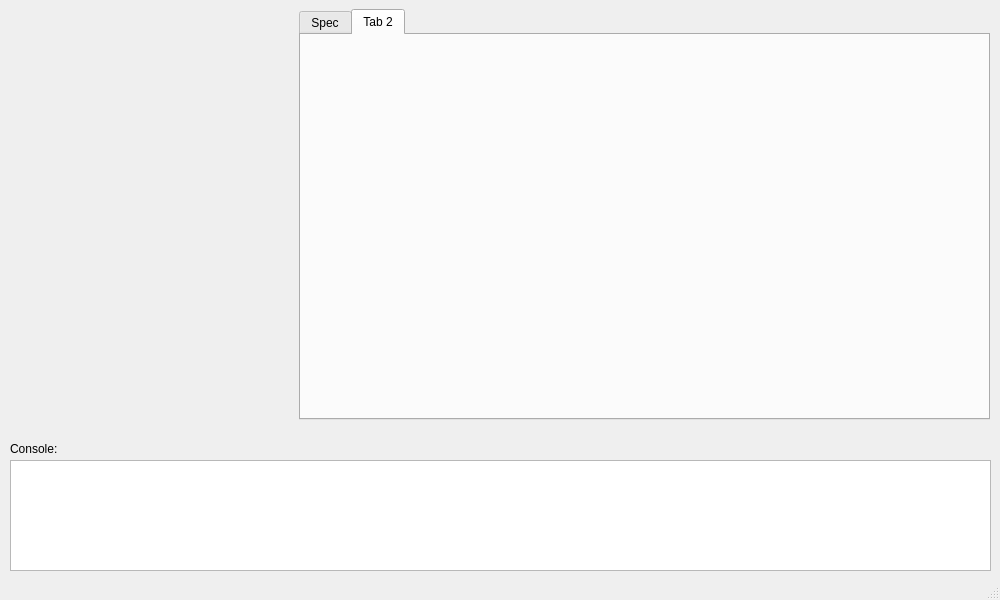
The window that gui/YarrGui/yarrgui.ui (Yarr/Yarr) describes before a commit, drawn with Qt 5.
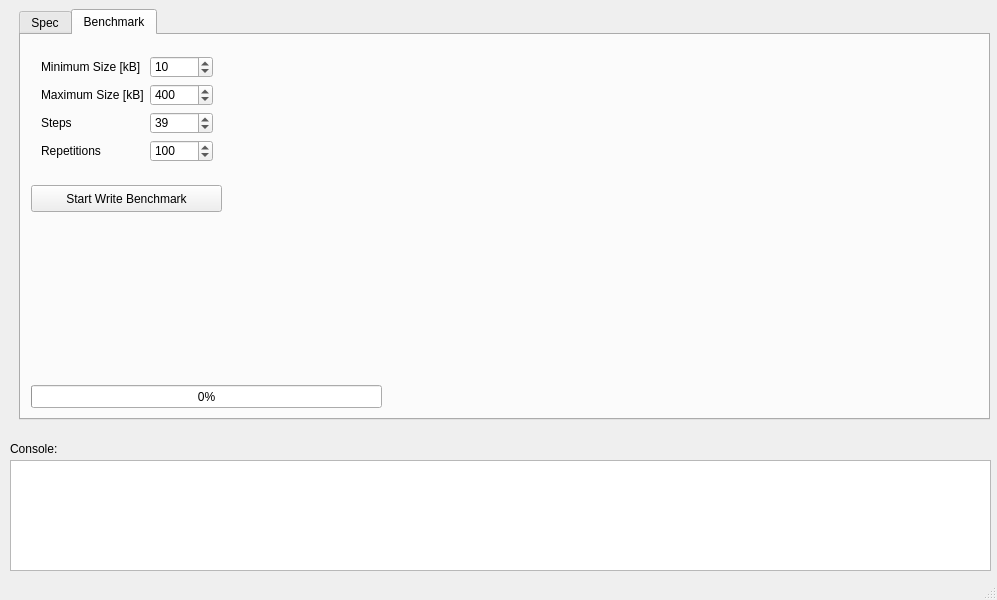
The same window after the commit. The open tabs and pages were chosen to show the change. Custom widgets are drawn as their Qt base class.

Commit message: Playinh with benchmark and plotting of it!

Diff of the .ui file:
```diff
--- a/gui/YarrGui/yarrgui.ui
+++ b/gui/YarrGui/yarrgui.ui
@@ -6,7 +6,7 @@
    <rect>
     <x>0</x>
     <y>0</y>
-    <width>1000</width>
+    <width>997</width>
     <height>600</height>
    </rect>
   </property>
@@ -17,9 +17,9 @@
    <widget class="QTabWidget" name="main_tabWidget">
     <property name="geometry">
      <rect>
-      <x>299</x>
+      <x>19</x>
       <y>9</y>
-      <width>691</width>
+      <width>971</width>
       <height>411</height>
      </rect>
     </property>
@@ -165,8 +165,139 @@
     </widget>
     <widget class="QWidget" name="tab_2">
      <attribute name="title">
-      <string>Tab 2</string>
+      <string>Benchmark</string>
      </attribute>
+     <widget class="QCustomPlot" name="benchmark_plot" native="true">
+      <property name="geometry">
+       <rect>
+        <x>369</x>
+        <y>19</y>
+        <width>581</width>
+        <height>341</height>
+       </rect>
+      </property>
+     </widget>
+     <widget class="QWidget" name="layoutWidget">
+      <property name="geometry">
+       <rect>
+        <x>9</x>
+        <y>10</y>
+        <width>194</width>
+        <height>128</height>
+       </rect>
+      </property>
+      <layout class="QFormLayout" name="formLayout">
+       <item row="0" column="0">
+        <widget class="QLabel" name="minsize_label">
+         <property name="text">
+          <string>Minimum Size [kB]</string>
+         </property>
+        </widget>
+       </item>
+       <item row="1" column="0">
+        <widget class="QLabel" name="maxSize_label">
+         <property name="text">
+          <string>Maximum Size [kB]</string>
+         </property>
+        </widget>
+       </item>
+       <item row="2" column="0">
+        <widget class="QLabel" name="steps_label">
+         <property name="text">
+          <string>Steps</string>
+         </property>
+        </widget>
+       </item>
+       <item row="2" column="1">
+        <widget class="QSpinBox" name="steps_spinBox">
+         <property name="minimum">
+          <number>1</number>
+         </property>
+         <property name="maximum">
+          <number>1000</number>
+         </property>
+         <property name="value">
+          <number>39</number>
+         </property>
+        </widget>
+       </item>
+       <item row="3" column="0">
+        <widget class="QLabel" name="repetitions_label">
+         <property name="text">
+          <string>Repetitions</string>
+         </property>
+        </widget>
+       </item>
+       <item row="3" column="1">
+        <widget class="QSpinBox" name="repetitions_spinBox">
+         <property name="minimum">
+          <number>1</number>
+         </property>
+         <property name="maximum">
+          <number>500</number>
+         </property>
+         <property name="value">
+          <number>100</number>
+         </property>
+        </widget>
+       </item>
+       <item row="0" column="1">
+        <widget class="QSpinBox" name="minSize_spinBox">
+         <property name="minimum">
+          <number>1</number>
+         </property>
+         <property name="maximum">
+          <number>450</number>
+         </property>
+         <property name="value">
+          <number>10</number>
+         </property>
+         <property name="displayIntegerBase" stdset="0">
+          <number>10</number>
+         </property>
+        </widget>
+       </item>
+       <item row="1" column="1">
+        <widget class="QSpinBox" name="maxSize_spinBox">
+         <property name="minimum">
+          <number>1</number>
+         </property>
+         <property name="maximum">
+          <number>450</number>
+         </property>
+         <property name="value">
+          <number>400</number>
+         </property>
+        </widget>
+       </item>
+      </layout>
+     </widget>
+     <widget class="QPushButton" name="startWrite_button">
+      <property name="geometry">
+       <rect>
+        <x>10</x>
+        <y>150</y>
+        <width>191</width>
+        <height>27</height>
+       </rect>
+      </property>
+      <property name="text">
+       <string>Start Write Benchmark</string>
+      </property>
+     </widget>
+     <widget class="QProgressBar" name="benchmark_progressBar">
+      <property name="geometry">
+       <rect>
+        <x>10</x>
+        <y>350</y>
+        <width>351</width>
+        <height>23</height>
+       </rect>
+      </property>
+      <property name="value">
+       <number>0</number>
+      </property>
+     </widget>
     </widget>
    </widget>
    <widget class="QTextEdit" name="console">
@@ -215,6 +346,14 @@
   </action>
  </widget>
  <layoutdefault spacing="6" margin="11"/>
+ <customwidgets>
+  <customwidget>
+   <class>QCustomPlot</class>
+   <extends>QWidget</extends>
+   <header>qcustomplot.h</header>
+   <container>1</container>
+  </customwidget>
+ </customwidgets>
  <resources/>
  <connections/>
 </ui>
```
Left out of the diff: 27 changed lines with no effect on the pictures. The commit also changes 3 other files.
